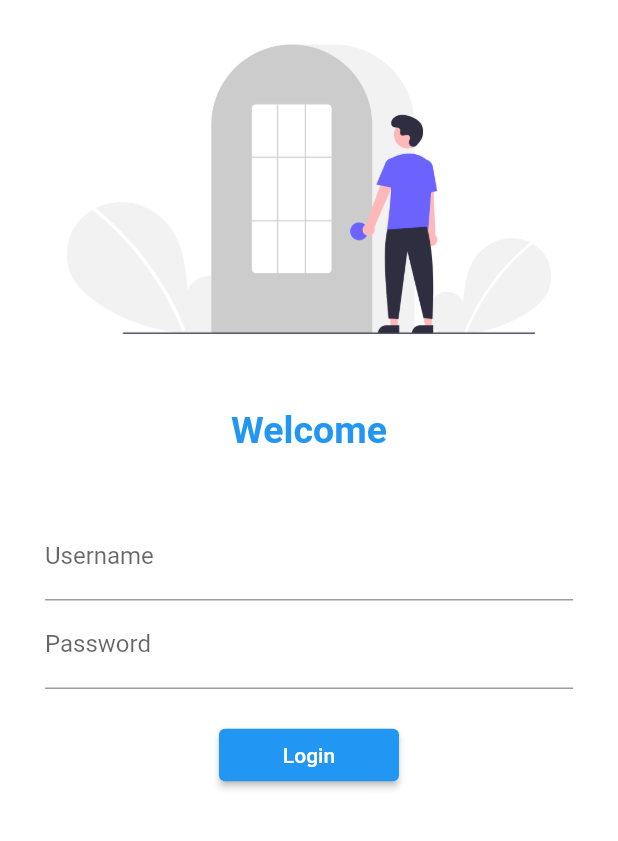
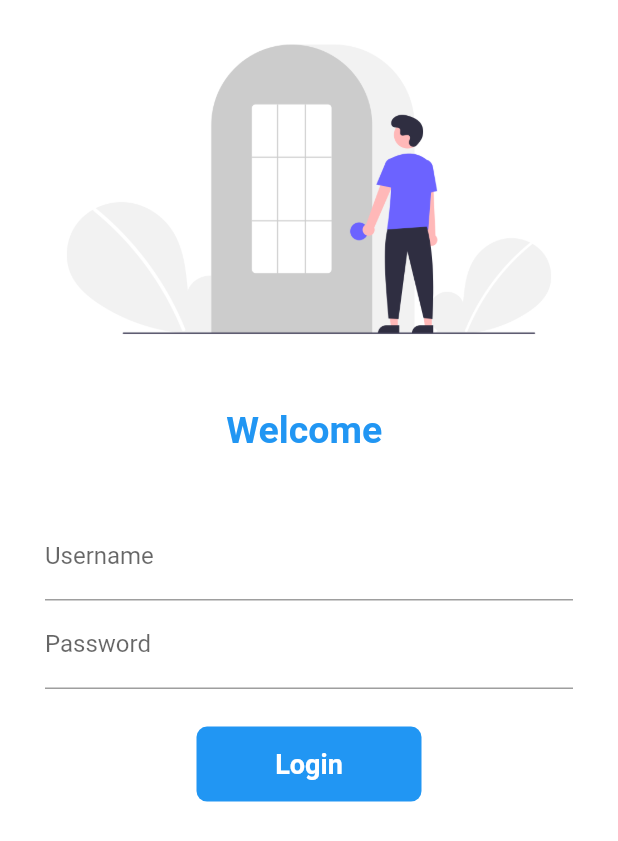
Before and after one commit to vinay-nb/Flutter_Basics, a Flutter app: the LoginPage screen opened by its route, on a phone screen of 412 x 824 dp. Shown: the top 841 px of the screen. Run offline on Flutter 3.47's test engine with Material 2 defaults, Android fonts, the phone set to English and light mode, and no system bars.

```diff
--- a/lib/pages/login_page.dart
+++ b/lib/pages/login_page.dart
@@ -1,9 +1,16 @@
 import 'package:flutter/material.dart';
 import 'package:my_app/utils/routes.dart';
 
-class LoginPage extends StatelessWidget {
+class LoginPage extends StatefulWidget {
   const LoginPage({Key? key}) : super(key: key);
 
+  @override
+  _LoginPageState createState() => _LoginPageState();
+}
+
+class _LoginPageState extends State<LoginPage> {
+  String name = "";
+  bool buttonChange = false;
   @override
   Widget build(BuildContext context) {
     return Material(
@@ -19,7 +26,7 @@ class LoginPage extends StatelessWidget {
               height: 20.0,
             ),
             Text(
-              "Welcome",
+              "Welcome $name",
               style: TextStyle(
                   fontSize: 25,
                   fontWeight: FontWeight.bold,
@@ -36,6 +43,10 @@ class LoginPage extends StatelessWidget {
                   TextFormField(
                     decoration: InputDecoration(
                         hintText: "Enter username", labelText: "Username"),
+                    onChanged: (value) {
+                      name = value;
+                      setState(() {});
+                    },
                   ),
                   TextFormField(
                     obscureText: true,
@@ -45,18 +56,48 @@ class LoginPage extends StatelessWidget {
                     ),
                   ),
                   SizedBox(
-                    height: 20.0,
+                    height: 25.0,
                   ),
-                  ElevatedButton(
-                    onPressed: () {
-                      Navigator.pushNamed(context, MyRoutes.homeRoute);
+                  InkWell(
+                    onTap: () async {
+                      setState(() {
+                        buttonChange = true;
+                      });
+                      await Navigator.pushNamed(context, MyRoutes.homeRoute);
                     },
-                    child: Text("Login"),
-                    style: TextButton.styleFrom(
-                        shadowColor: Colors.black,
-                        backgroundColor: Colors.blue,
-                        minimumSize: Size(120, 35)),
+                    child: AnimatedContainer(
+                      duration: Duration(seconds: 1),
+                      height: 50,
+                      width: buttonChange ? 60 : 150,
+                      alignment: Alignment.center,
+                      child: buttonChange
+                          ? Icon(
+                              Icons.done,
+                              color: Colors.white,
+                            )
+                          : Text(
+                              "Login",
+                              style: TextStyle(
+                                  color: Colors.white,
+                                  fontWeight: FontWeight.bold,
+                                  fontSize: 18),
+                            ),
+                      decoration: BoxDecoration(
+                          color: Colors.blue,
+                          borderRadius:
+                              BorderRadius.circular(buttonChange ? 60 : 7)),
+                    ),
                   )
+                  // ElevatedButton(
+                  //   onPressed: () {
+                  //     Navigator.pushNamed(context, MyRoutes.homeRoute);
+                  //   },
+                  //   child: Text("Login"),
+                  //   style: TextButton.styleFrom(
+                  //       shadowColor: Colors.black,
+                  //       backgroundColor: Colors.blue,
+                  //       minimumSize: Size(120, 35)),
+                  // )
                 ],
               ),
             )
```
